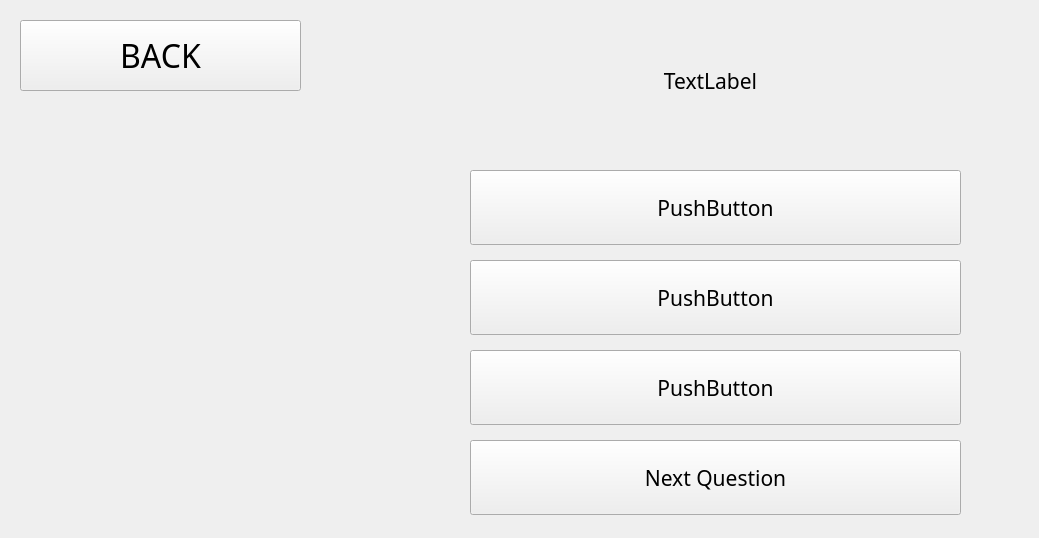
Qt form QtDesignerFiles/Quiz.ui (hayrayl/AquaQuestSoftware) before a commit.
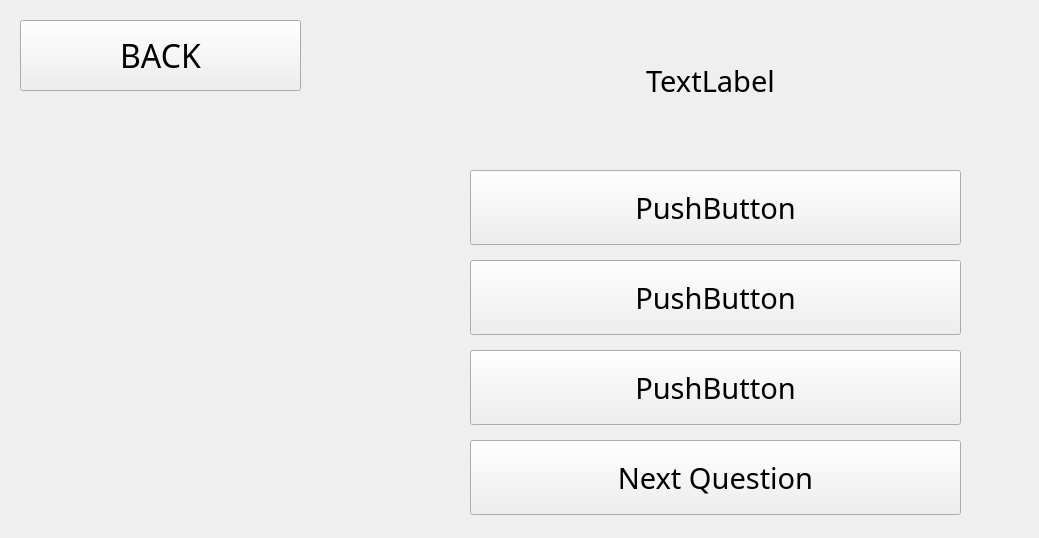
The same form after that commit.

```diff
--- a/QtDesignerFiles/Quiz.ui
+++ b/QtDesignerFiles/Quiz.ui
@@ -58,7 +58,7 @@
    <property name="font">
     <font>
      <family>Cooper Black</family>
-     <pointsize>16</pointsize>
+     <pointsize>22</pointsize>
     </font>
    </property>
    <property name="text">
@@ -77,7 +77,7 @@
    <property name="font">
     <font>
      <family>Cooper Black</family>
-     <pointsize>16</pointsize>
+     <pointsize>22</pointsize>
     </font>
    </property>
    <property name="text">
@@ -102,7 +102,7 @@
    <property name="font">
     <font>
      <family>Cooper Black</family>
-     <pointsize>16</pointsize>
+     <pointsize>22</pointsize>
     </font>
    </property>
    <property name="text">
@@ -121,7 +121,7 @@
    <property name="font">
     <font>
      <family>Cooper Black</family>
-     <pointsize>16</pointsize>
+     <pointsize>22</pointsize>
     </font>
    </property>
    <property name="text">
@@ -153,7 +153,7 @@
    <property name="font">
     <font>
      <family>Cooper Black</family>
-     <pointsize>16</pointsize>
+     <pointsize>22</pointsize>
     </font>
    </property>
    <property name="text">
```
